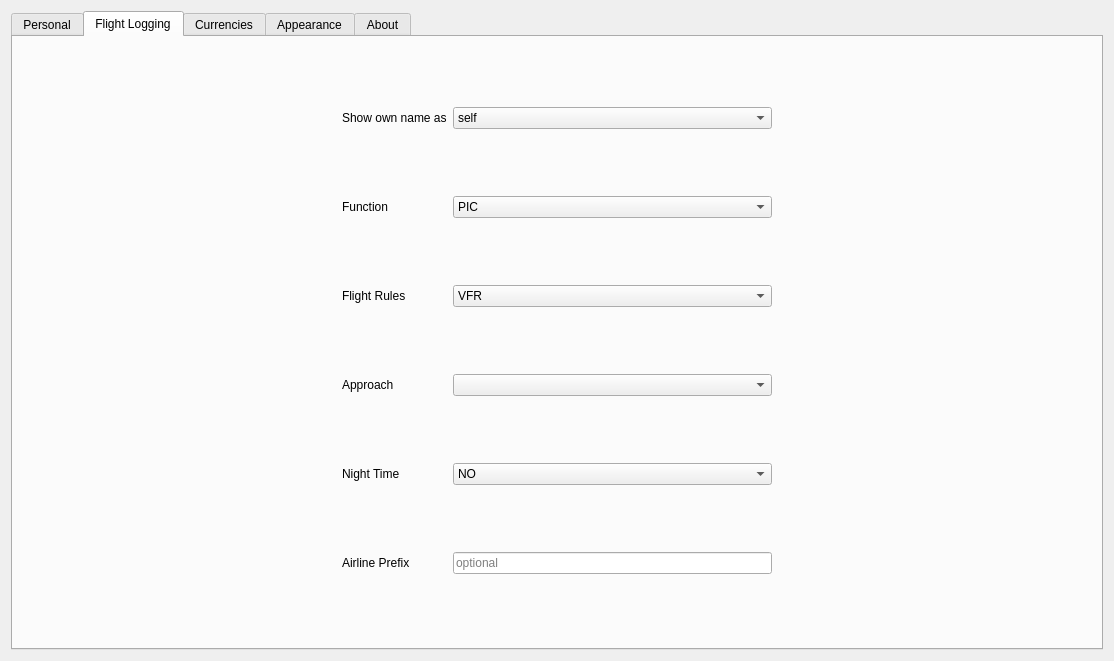
The window that src/gui/widgets/settingswidget.ui (fiffty-50/openPilotLog) describes before a commit, drawn with Qt 5.
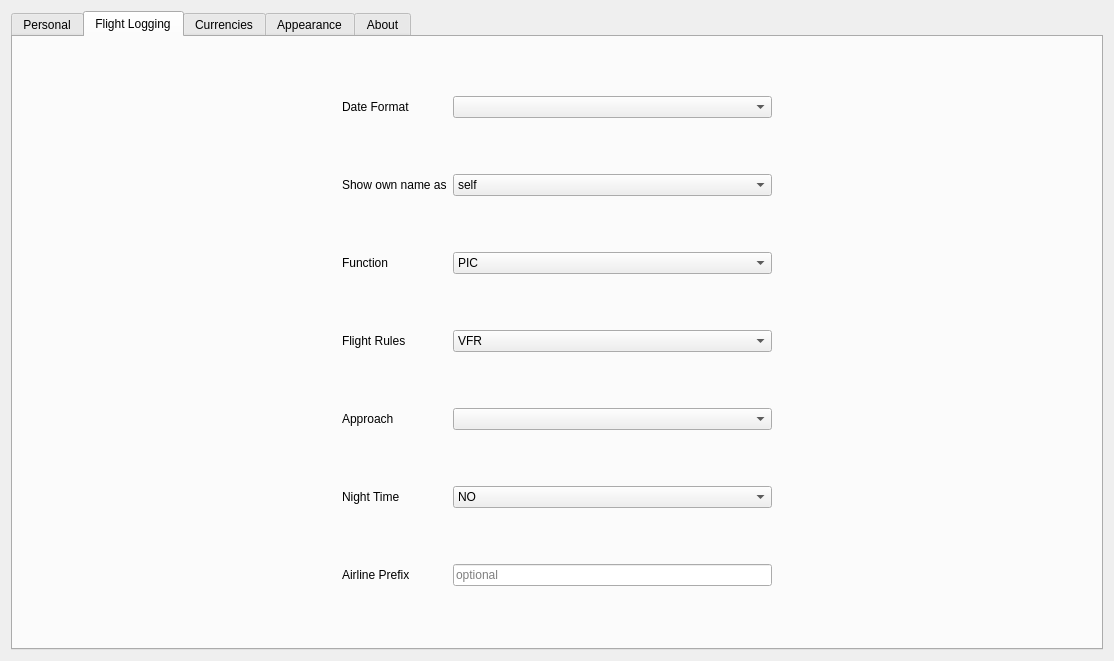
The same window after the commit. The open tabs and pages were chosen to show the change.

Patch:
```diff
--- a/src/gui/widgets/settingswidget.ui
+++ b/src/gui/widgets/settingswidget.ui
@@ -172,6 +172,16 @@
       </attribute>
       <layout class="QGridLayout" name="gridLayout_4">
        <item row="0" column="1">
+        <widget class="QLabel" name="dateFormatLabel">
+         <property name="text">
+          <string>Date Format</string>
+         </property>
+        </widget>
+       </item>
+       <item row="0" column="2">
+        <widget class="QComboBox" name="dateFormatComboBox"/>
+       </item>
+       <item row="1" column="1">
         <widget class="QLabel" name="aliasLabel">
          <property name="toolTip">
           <string>&lt;html&gt;&lt;head/&gt;&lt;body&gt;&lt;p&gt;How your own name is displayed in your logbook&lt;/p&gt;&lt;/body&gt;&lt;/html&gt;</string>
@@ -181,7 +191,7 @@
          </property>
         </widget>
        </item>
-       <item row="0" column="2">
+       <item row="1" column="2">
         <widget class="QComboBox" name="aliasComboBox">
          <item>
           <property name="text">
@@ -200,7 +210,7 @@
          </item>
         </widget>
        </item>
-       <item row="1" column="1">
+       <item row="2" column="1">
         <widget class="QLabel" name="functionLabel">
          <property name="toolTip">
           <string>&lt;html&gt;&lt;head/&gt;&lt;body&gt;&lt;p&gt;Default function for auto-logging&lt;/p&gt;&lt;/body&gt;&lt;/html&gt;</string>
@@ -210,7 +220,7 @@
          </property>
         </widget>
        </item>
-       <item row="1" column="2">
+       <item row="2" column="2">
         <widget class="QComboBox" name="functionComboBox">
          <item>
           <property name="text">
@@ -234,7 +244,7 @@
          </item>
         </widget>
        </item>
-       <item row="2" column="1">
+       <item row="3" column="1">
         <widget class="QLabel" name="rulesLabel">
          <property name="toolTip">
           <string>&lt;html&gt;&lt;head/&gt;&lt;body&gt;&lt;p&gt;Default Flight Rules for auto-logging&lt;/p&gt;&lt;/body&gt;&lt;/html&gt;</string>
@@ -244,7 +254,7 @@
          </property>
         </widget>
        </item>
-       <item row="2" column="2">
+       <item row="3" column="2">
         <widget class="QComboBox" name="rulesComboBox">
          <item>
           <property name="text">
@@ -258,7 +268,7 @@
          </item>
         </widget>
        </item>
-       <item row="3" column="0">
+       <item row="4" column="0">
         <spacer name="horizontalSpacer_3">
          <property name="orientation">
           <enum>Qt::Horizontal</enum>
@@ -271,7 +281,7 @@
          </property>
         </spacer>
        </item>
-       <item row="3" column="1">
+       <item row="4" column="1">
         <widget class="QLabel" name="approachLabel">
          <property name="toolTip">
           <string>&lt;html&gt;&lt;head/&gt;&lt;body&gt;&lt;p&gt;The default approach for auto-logging&lt;/p&gt;&lt;/body&gt;&lt;/html&gt;</string>
@@ -281,10 +291,10 @@
          </property>
         </widget>
        </item>
-       <item row="3" column="2">
+       <item row="4" column="2">
         <widget class="QComboBox" name="approachComboBox"/>
        </item>
-       <item row="3" column="3">
+       <item row="4" column="3">
         <spacer name="horizontalSpacer_4">
          <property name="orientation">
           <enum>Qt::Horizontal</enum>
@@ -297,7 +307,7 @@
          </property>
         </spacer>
        </item>
-       <item row="4" column="1">
+       <item row="5" column="1">
         <widget class="QLabel" name="nightLabel">
          <property name="toolTip">
           <string>&lt;html&gt;&lt;head/&gt;&lt;body&gt;&lt;p&gt;Determines how (if) night time is automatically calculated. &lt;/p&gt;&lt;/body&gt;&lt;/html&gt;</string>
@@ -310,7 +320,7 @@
          </property>
         </widget>
        </item>
-       <item row="4" column="2">
+       <item row="5" column="2">
         <widget class="QComboBox" name="nightComboBox">
          <property name="toolTip">
           <string>&lt;html&gt;&lt;head/&gt;&lt;body&gt;&lt;p&gt;EASA: End of civil evening twilight until beginning of civil morning twilight&lt;/p&gt;&lt;p&gt;SR/SS: From sunrise to sunset.&lt;/p&gt;&lt;/body&gt;&lt;/html&gt;</string>
@@ -335,7 +345,7 @@
          </item>
         </widget>
        </item>
-       <item row="5" column="1">
+       <item row="6" column="1">
         <widget class="QLabel" name="prefixLabel">
          <property name="toolTip">
           <string>&lt;html&gt;&lt;head/&gt;&lt;body&gt;&lt;p&gt;Enter you airline Prefix to speed up logging of flight numbers&lt;/p&gt;&lt;/body&gt;&lt;/html&gt;</string>
@@ -345,7 +355,7 @@
          </property>
         </widget>
        </item>
-       <item row="5" column="2">
+       <item row="6" column="2">
         <widget class="QLineEdit" name="prefixLineEdit">
          <property name="maxLength">
           <number>10</number>
```
Left out of the diff: 176 changed lines with no effect on the pictures.
